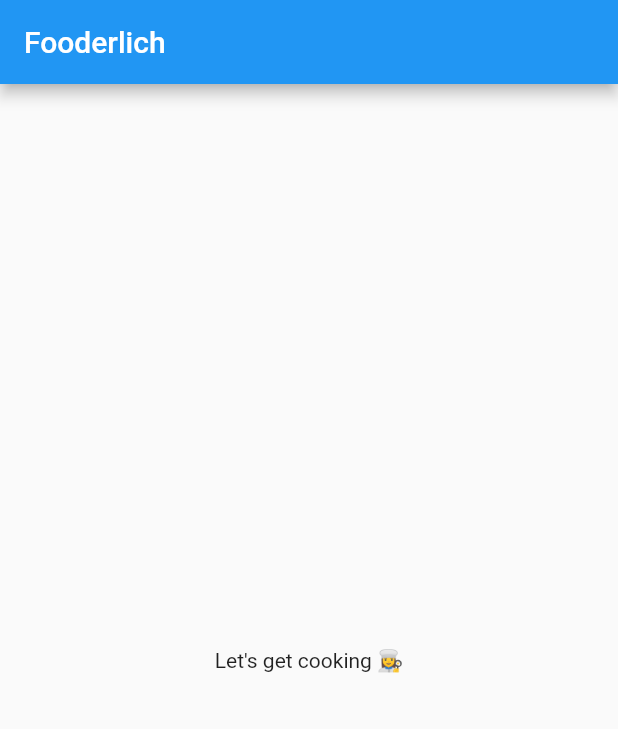
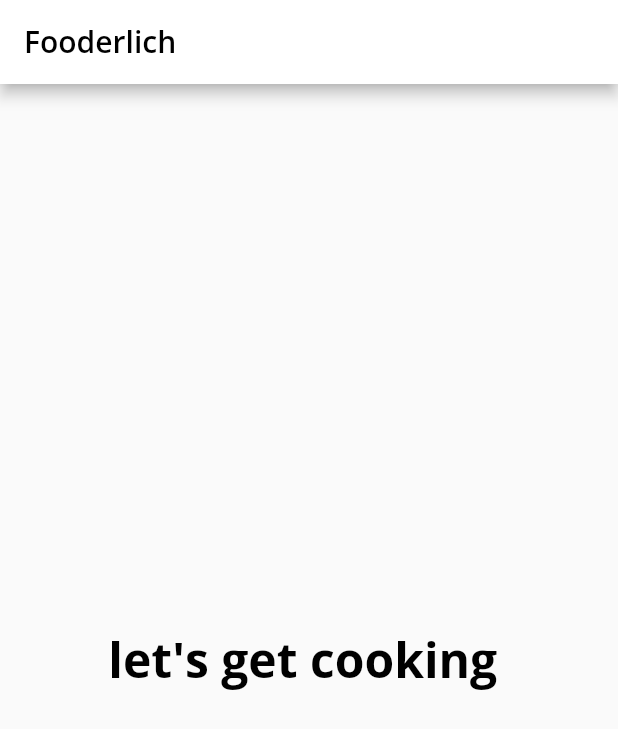
Before and after one commit to purusottam234/flutter_projects, a Flutter app: the screen it shows after launch, on a phone screen of 412 x 824 dp. Shown: the top 729 px of the screen. Run offline on Flutter 3.47's test engine with Material 2 defaults, Android fonts, the light colour scheme and no system bars; our stand-ins replace google_fonts.

Commit message:
designing part

```diff
--- a/fooderlich/lib/main.dart
+++ b/fooderlich/lib/main.dart
@@ -1,4 +1,5 @@
 import 'package:flutter/material.dart';
+import 'fooderlich_theme.dart';
 
 void main() {
   // 1
@@ -11,17 +12,29 @@ class Fooderlich extends StatelessWidget {
   @override
   Widget build(BuildContext context) {
     // TODO: Create theme
+    final theme = FooderlichTheme.light();
     // TODO: Apply Home widget
     // 3
     return MaterialApp(
       // TODO: Add theme
+      theme: theme,
       title: 'Fooderlich',
       // 4
       home: Scaffold(
         // TODO: Style the title
-        appBar: AppBar(title: const Text('Fooderlich')),
+        appBar: AppBar(
+          title: Text(
+            'Fooderlich',
+            style: theme.textTheme.headline6,
+          ),
+        ),
         // TODO: Style the body text
-        body: const Center(child: Text('Let\'s get cooking 👩‍🍳')),
+        body: Center(
+          child: Text(
+            "let\'s get cooking ",
+            style: theme.textTheme.headline1,
+          ),
+        ),
       ),
     );
   }
--- a/fooderlich/pubspec.yaml
+++ b/fooderlich/pubspec.yaml
@@ -31,6 +31,7 @@ environment:
 dependencies:
   flutter:
     sdk: flutter
+  google_fonts: ^3.0.1
 
 
   # The following adds the Cupertino Icons font to your application.
```
Also changed, not shown: fooderlich/pubspec.lock.
